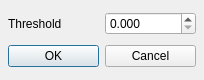
Qt form src/meshlabplugins/meshfilter/detacher.ui (cnr-isti-vclab/meshlab) before a commit.
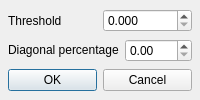
The same form after that commit. Icons and pictures are not drawn.

Commit message: Update detucherdialog with the diagonal percentage spinbox.

Diff of the .ui file:
```diff
--- a/src/meshlabplugins/meshfilter/detacher.ui
+++ b/src/meshlabplugins/meshfilter/detacher.ui
@@ -8,8 +8,8 @@
    <rect>
     <x>0</x>
     <y>0</y>
-    <width>204</width>
-    <height>80</height>
+    <width>200</width>
+    <height>100</height>
    </rect>
   </property>
   <property name="sizePolicy" >
@@ -23,7 +23,7 @@
   <property name="minimumSize" >
    <size>
     <width>200</width>
-    <height>80</height>
+    <height>100</height>
    </size>
   </property>
   <property name="windowTitle" >
@@ -39,30 +39,6 @@
    <property name="spacing" >
     <number>6</number>
    </property>
-   <item row="1" column="0" >
-    <layout class="QHBoxLayout" >
-     <property name="margin" >
-      <number>0</number>
-     </property>
-     <property name="spacing" >
-      <number>6</number>
-     </property>
-     <item>
-      <widget class="QPushButton" name="okButton" >
-       <property name="text" >
-        <string>OK</string>
-       </property>
-      </widget>
-     </item>
-     <item>
-      <widget class="QPushButton" name="cancelButton" >
-       <property name="text" >
-        <string>Cancel</string>
-       </property>
-      </widget>
-     </item>
-    </layout>
-   </item>
    <item row="0" column="0" >
     <layout class="QHBoxLayout" >
      <property name="margin" >
@@ -96,7 +72,85 @@
      </item>
     </layout>
    </item>
+   <item row="1" column="0" >
+    <layout class="QHBoxLayout" >
+     <property name="margin" >
+      <number>0</number>
+     </property>
+     <property name="spacing" >
+      <number>6</number>
+     </property>
+     <item>
+      <widget class="QLabel" name="label" >
+       <property name="text" >
+        <string>&lt;html>&lt;head>&lt;meta name=&quot;qrichtext&quot; content=&quot;1&quot; />&lt;/head>&lt;body style=&quot; white-space: pre-wrap; font-family:MS Shell Dlg; font-weight:400; font-style:normal; text-decoration:none;&quot;>&lt;p style=&quot; margin-top:0px; margin-bottom:0px; margin-left:0px; margin-right:0px; -qt-block-indent:0; text-indent:0px;&quot;>&lt;span style=&quot; color:#000000;&quot;>Diagonal percentage&lt;/span>&lt;/p>&lt;/body>&lt;/html></string>
+       </property>
+      </widget>
+     </item>
+     <item>
+      <widget class="QDoubleSpinBox" name="percdiag" >
+       <property name="maximum" >
+        <double>100</double>
+       </property>
+      </widget>
+     </item>
+    </layout>
+   </item>
+   <item row="2" column="0" >
+    <layout class="QHBoxLayout" >
+     <property name="margin" >
+      <number>0</number>
+     </property>
+     <property name="spacing" >
+      <number>6</number>
+     </property>
+     <item>
+      <widget class="QPushButton" name="okButton" >
+       <property name="text" >
+        <string>OK</string>
+       </property>
+      </widget>
+     </item>
+     <item>
+      <widget class="QPushButton" name="cancelButton" >
+       <property name="text" >
+        <string>Cancel</string>
+       </property>
+      </widget>
+     </item>
+    </layout>
+   </item>
   </layout>
+  <widget class="QWidget" name="" >
+   <property name="geometry" >
+    <rect>
+     <x>10</x>
+     <y>10</y>
+     <width>181</width>
+     <height>20</height>
+    </rect>
+   </property>
+  </widget>
+  <widget class="QWidget" name="" >
+   <property name="geometry" >
+    <rect>
+     <x>10</x>
+     <y>60</y>
+     <width>171</width>
+     <height>20</height>
+    </rect>
+   </property>
+  </widget>
+  <widget class="QWidget" name="" >
+   <property name="geometry" >
+    <rect>
+     <x>20</x>
+     <y>40</y>
+     <width>151</width>
+     <height>20</height>
+    </rect>
+   </property>
+  </widget>
  </widget>
  <pixmapfunction></pixmapfunction>
  <tabstops>
```
The commit also changes 3 other files.
